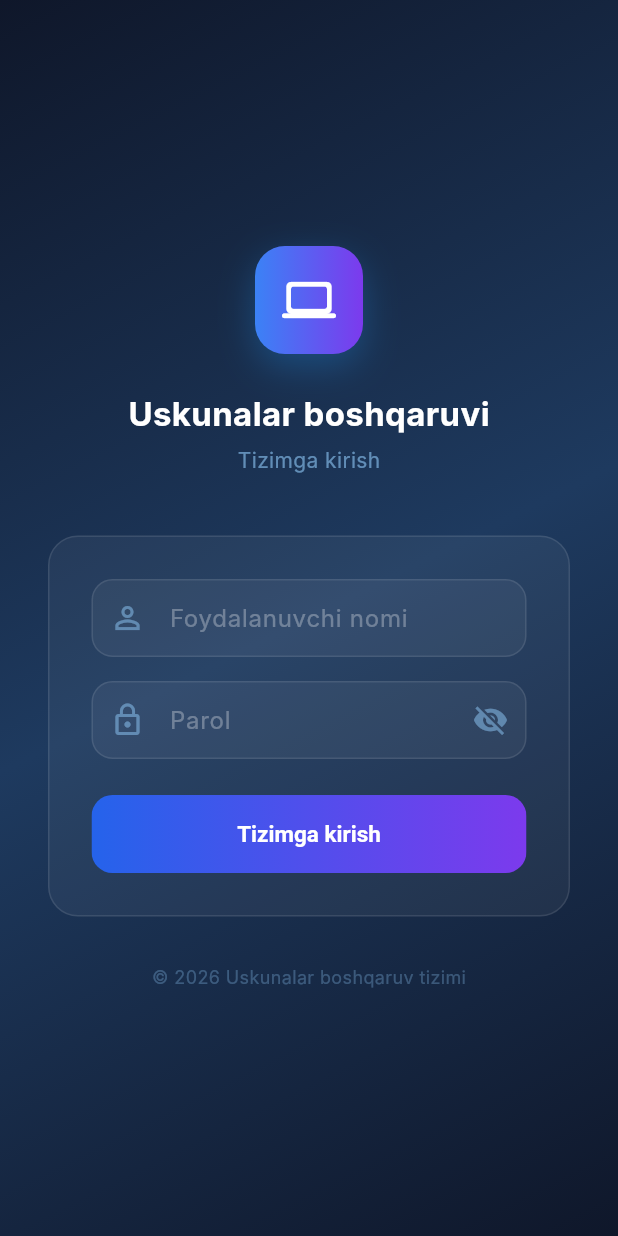
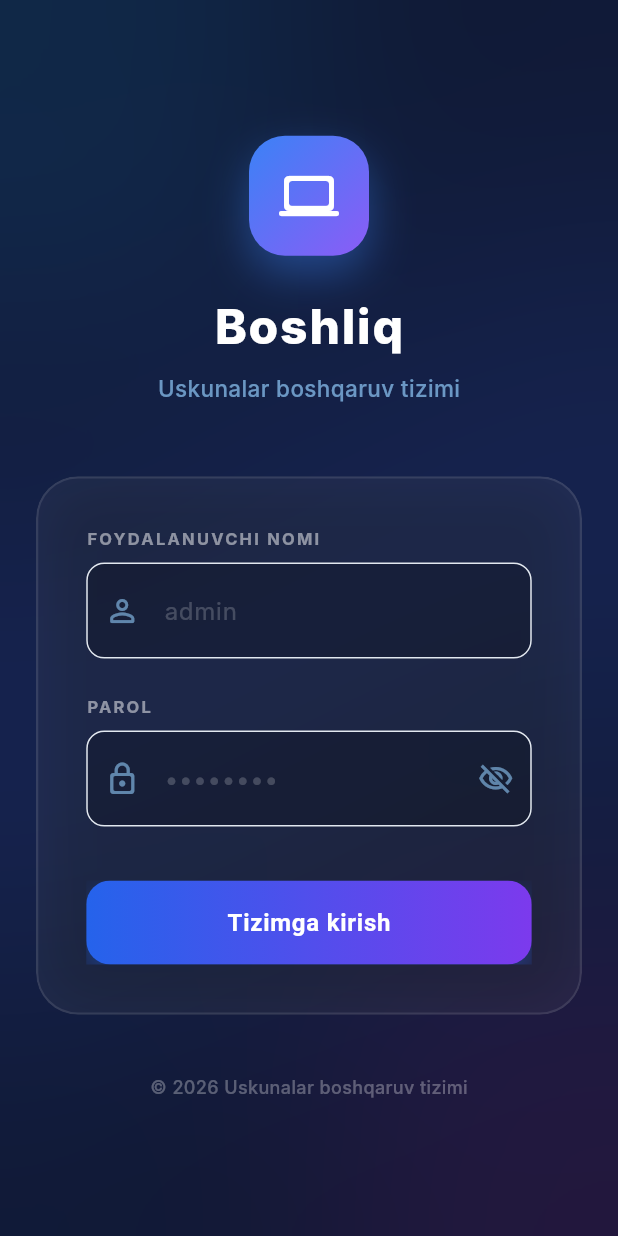
Before and after one commit to Jasurbek414/korxona, a Flutter app: the screen it shows after launch, on a phone screen of 412 x 824 dp. Run offline on Flutter 3.47's test engine with Material 3 defaults, Android fonts, the phone set to English and light mode, and no system bars; our stand-ins replace dio, flutter_riverpod, flutter_secure_storage; missing offline and left inert: mobile_scanner; Roboto replaces fonts that are missing (Inter).

Commit message:
Mobile: Redesigned login screen with premium glassmorphism and animations.

```diff
--- a/mobile/lib/screens/auth/login_screen.dart
+++ b/mobile/lib/screens/auth/login_screen.dart
@@ -1,3 +1,4 @@
+import 'dart:ui';
 import 'package:flutter/material.dart';
 import 'package:flutter_riverpod/flutter_riverpod.dart';
 import '../../core/theme.dart';
@@ -17,12 +18,16 @@ class _LoginScreenState extends ConsumerState<LoginScreen> with SingleTickerProv
   bool _loading = false;
   late AnimationController _animController;
   late Animation<double> _fadeAnim;
+  late Animation<Offset> _slideAnim;
 
   @override
   void initState() {
     super.initState();
-    _animController = AnimationController(vsync: this, duration: const Duration(milliseconds: 800));
-    _fadeAnim = CurvedAnimation(parent: _animController, curve: Curves.easeOut);
+    _animController = AnimationController(vsync: this, duration: const Duration(milliseconds: 1200));
+    _fadeAnim = CurvedAnimation(parent: _animController, curve: const Interval(0.0, 0.6, curve: Curves.easeOut));
+    _slideAnim = Tween<Offset>(begin: const Offset(0, 0.1), end: Offset.zero).animate(
+      CurvedAnimation(parent: _animController, curve: const Interval(0.0, 0.6, curve: Curves.easeOutCubic))
+    );
     _animController.forward();
   }
 
@@ -53,120 +58,188 @@ class _LoginScreenState extends ConsumerState<LoginScreen> with SingleTickerProv
 
   void _showSnack(String msg, {bool isError = false}) {
     ScaffoldMessenger.of(context).showSnackBar(SnackBar(
-      content: Text(msg),
+      content: Text(msg, style: const TextStyle(fontWeight: FontWeight.w600, color: Colors.white)),
       backgroundColor: isError ? AppTheme.danger : AppTheme.success,
+      behavior: SnackBarBehavior.floating,
+      shape: RoundedRectangleBorder(borderRadius: BorderRadius.circular(12)),
+      margin: const EdgeInsets.all(16),
     ));
   }
 
   @override
   Widget build(BuildContext context) {
     return Scaffold(
-      body: Container(
+      body: Stack(
+        children: [
+          // Background Gradient
+          Container(
             decoration: const BoxDecoration(
               gradient: LinearGradient(
                 begin: Alignment.topLeft,
                 end: Alignment.bottomRight,
-            colors: [Color(0xFF0F172A), Color(0xFF1E3A5F), Color(0xFF0F172A)],
+                colors: [Color(0xFF0B1120), Color(0xFF172554), Color(0xFF0B1120)],
               ),
             ),
-        child: SafeArea(
+          ),
+
+          // Glowing Orbs
+          Positioned(
+            top: -100,
+            left: -100,
+            child: Container(
+              width: 300,
+              height: 300,
+              decoration: BoxDecoration(
+                shape: BoxShape.circle,
+                color: Colors.blue.withOpacity(0.15),
+              ),
+            ),
+          ),
+          Positioned(
+            bottom: -50,
+            right: -50,
+            child: Container(
+              width: 250,
+              height: 250,
+              decoration: BoxDecoration(
+                shape: BoxShape.circle,
+                color: Colors.purple.withOpacity(0.15),
+              ),
+            ),
+          ),
+          // Blur effect for the orbs
+          Positioned.fill(
+            child: BackdropFilter(
+              filter: ImageFilter.blur(sigmaX: 80, sigmaY: 80),
+              child: const SizedBox(),
+            ),
+          ),
+
+          SafeArea(
             child: Center(
               child: SingleChildScrollView(
-              padding: const EdgeInsets.symmetric(horizontal: 32),
+                padding: const EdgeInsets.symmetric(horizontal: 24),
                 child: FadeTransition(
                   opacity: _fadeAnim,
+                  child: SlideTransition(
+                    position: _slideAnim,
                     child: Column(
                       mainAxisSize: MainAxisSize.min,
                       children: [
                         // Logo
                         Container(
-                      width: 72,
-                      height: 72,
+                          width: 80,
+                          height: 80,
                           decoration: BoxDecoration(
-                        gradient: const LinearGradient(colors: [Color(0xFF3B82F6), Color(0xFF7C3AED)]),
-                        borderRadius: BorderRadius.circular(20),
-                        boxShadow: [BoxShadow(color: Colors.blue.withValues(alpha: 0.3), blurRadius: 20, offset: const Offset(0, 8))],
+                            gradient: const LinearGradient(
+                              begin: Alignment.topLeft,
+                              end: Alignment.bottomRight,
+                              colors: [Color(0xFF3B82F6), Color(0xFF8B5CF6)],
                             ),
-                      child: const Icon(Icons.computer_rounded, color: Colors.white, size: 36),
+                            borderRadius: BorderRadius.circular(24),
+                            boxShadow: [
+                              BoxShadow(color: const Color(0xFF3B82F6).withOpacity(0.4), blurRadius: 24, offset: const Offset(0, 12))
+                            ],
+                          ),
+                          child: const Icon(Icons.computer_rounded, color: Colors.white, size: 40),
                         ),
                         const SizedBox(height: 24),
-                    const Text('Uskunalar boshqaruvi', style: TextStyle(color: Colors.white, fontSize: 22, fontWeight: FontWeight.w700)),
-                    const SizedBox(height: 6),
-                    Text('Tizimga kirish', style: TextStyle(color: Colors.blue.shade200.withValues(alpha: 0.6), fontSize: 14)),
-                    const SizedBox(height: 40),
+                        const Text('Boshliq', style: TextStyle(color: Colors.white, fontSize: 32, fontWeight: FontWeight.w800, letterSpacing: 1.2)),
+                        const SizedBox(height: 8),
+                        Text('Uskunalar boshqaruv tizimi', style: TextStyle(color: Colors.blue.shade200.withOpacity(0.7), fontSize: 15, fontWeight: FontWeight.w500)),
+                        const SizedBox(height: 48),
 
-                    // Form
-                    Container(
-                      padding: const EdgeInsets.all(28),
+                        // Form Glass Card
+                        ClipRRect(
+                          borderRadius: BorderRadius.circular(28),
+                          child: BackdropFilter(
+                            filter: ImageFilter.blur(sigmaX: 20, sigmaY: 20),
+                            child: Container(
+                              padding: const EdgeInsets.all(32),
                               decoration: BoxDecoration(
-                        color: Colors.white.withValues(alpha: 0.05),
-                        borderRadius: BorderRadius.circular(20),
-                        border: Border.all(color: Colors.white.withValues(alpha: 0.1)),
+                                color: Colors.white.withOpacity(0.05),
+                                borderRadius: BorderRadius.circular(28),
+                                border: Border.all(color: Colors.white.withOpacity(0.1), width: 1.5),
+                                boxShadow: [
+                                  BoxShadow(color: Colors.black.withOpacity(0.2), blurRadius: 30, spreadRadius: -5)
+                                ],
                               ),
                               child: Column(
+                                crossAxisAlignment: CrossAxisAlignment.start,
                                 children: [
                                   // Username
+                                  Text('FOYDALANUVCHI NOMI', style: TextStyle(color: Colors.white.withOpacity(0.5), fontSize: 11, fontWeight: FontWeight.w700, letterSpacing: 1.5)),
+                                  const SizedBox(height: 8),
                                   TextField(
                                     controller: _usernameController,
-                            style: const TextStyle(color: Colors.white),
+                                    style: const TextStyle(color: Colors.white, fontSize: 16),
                                     decoration: InputDecoration(
-                              prefixIcon: Icon(Icons.person_outline, color: Colors.blue.shade200.withValues(alpha: 0.5)),
-                              hintText: 'Foydalanuvchi nomi',
-                              hintStyle: TextStyle(color: Colors.white.withValues(alpha: 0.3)),
+                                      prefixIcon: Icon(Icons.person_outline_rounded, color: Colors.blue.shade200.withOpacity(0.6)),
+                                      hintText: 'admin',
+                                      hintStyle: TextStyle(color: Colors.white.withOpacity(0.2)),
                                       filled: true,
-                              fillColor: Colors.white.withValues(alpha: 0.05),
-                              border: OutlineInputBorder(borderRadius: BorderRadius.circular(14), borderSide: BorderSide(color: Colors.white.withValues(alpha: 0.1))),
-                              enabledBorder: OutlineInputBorder(borderRadius: BorderRadius.circular(14), borderSide: BorderSide(color: Colors.white.withValues(alpha: 0.1))),
-                              focusedBorder: OutlineInputBorder(borderRadius: BorderRadius.circular(14), borderSide: BorderSide(color: Colors.blue.shade400.withValues(alpha: 0.5), width: 2)),
+                                      fillColor: Colors.black.withOpacity(0.2),
+                                      border: OutlineInputBorder(borderRadius: BorderRadius.circular(16), borderSide: BorderSide.none),
+                                      focusedBorder: OutlineInputBorder(borderRadius: BorderRadius.circular(16), borderSide: const BorderSide(color: Color(0xFF3B82F6), width: 2)),
+                                      contentPadding: const EdgeInsets.symmetric(vertical: 20),
                                     ),
                                     textInputAction: TextInputAction.next,
                                   ),
-                          const SizedBox(height: 16),
+                                  const SizedBox(height: 24),
 
                                   // Password
+                                  Text('PAROL', style: TextStyle(color: Colors.white.withOpacity(0.5), fontSize: 11, fontWeight: FontWeight.w700, letterSpacing: 1.5)),
+                                  const SizedBox(height: 8),
                                   TextField(
                                     controller: _passwordController,
                                     obscureText: _obscure,
-                            style: const TextStyle(color: Colors.white),
+                                    style: const TextStyle(color: Colors.white, fontSize: 16),
                                     decoration: InputDecoration(
-                              prefixIcon: Icon(Icons.lock_outline, color: Colors.blue.shade200.withValues(alpha: 0.5)),
+                                      prefixIcon: Icon(Icons.lock_outline_rounded, color: Colors.blue.shade200.withOpacity(0.6)),
                                       suffixIcon: IconButton(
-                                icon: Icon(_obscure ? Icons.visibility_off : Icons.visibility, color: Colors.blue.shade200.withValues(alpha: 0.5)),
+                                        icon: Icon(_obscure ? Icons.visibility_off_outlined : Icons.visibility_outlined, color: Colors.blue.shade200.withOpacity(0.6)),
                                         onPressed: () => setState(() => _obscure = !_obscure),
                                       ),
-                              hintText: 'Parol',
-                              hintStyle: TextStyle(color: Colors.white.withValues(alpha: 0.3)),
+                                      hintText: '••••••••',
+                                      hintStyle: TextStyle(color: Colors.white.withOpacity(0.2)),
                                       filled: true,
-                              fillColor: Colors.white.withValues(alpha: 0.05),
-                              border: OutlineInputBorder(borderRadius: BorderRadius.circular(14), borderSide: BorderSide(color: Colors.white.withValues(alpha: 0.1))),
-                              enabledBorder: OutlineInputBorder(borderRadius: BorderRadius.circular(14), borderSide: BorderSide(color: Colors.white.withValues(alpha: 0.1))),
-                              focusedBorder: OutlineInputBorder(borderRadius: BorderRadius.circular(14), borderSide: BorderSide(color: Colors.blue.shade400.withValues(alpha: 0.5), width: 2)),
+                                      fillColor: Colors.black.withOpacity(0.2),
+                                      border: OutlineInputBorder(borderRadius: BorderRadius.circular(16), borderSide: BorderSide.none),
+                                      focusedBorder: OutlineInputBorder(borderRadius: BorderRadius.circular(16), borderSide: const BorderSide(color: Color(0xFF3B82F6), width: 2)),
+                                      contentPadding: const EdgeInsets.symmetric(vertical: 20),
                                     ),
                                     onSubmitted: (_) => _login(),
                                   ),
-                          const SizedBox(height: 24),
+                                  const SizedBox(height: 36),
 
                                   // Button
                                   SizedBox(
                                     width: double.infinity,
-                            height: 52,
+                                    height: 56,
                                     child: ElevatedButton(
                                       onPressed: _loading ? null : _login,
                                       style: ElevatedButton.styleFrom(
                                         backgroundColor: Colors.transparent,
                                         shadowColor: Colors.transparent,
-                                shape: RoundedRectangleBorder(borderRadius: BorderRadius.circular(14)),
+                                        shape: RoundedRectangleBorder(borderRadius: BorderRadius.circular(16)),
                                         padding: EdgeInsets.zero,
                                       ),
                                       child: Ink(
                                         decoration: BoxDecoration(
-                                  gradient: const LinearGradient(colors: [Color(0xFF2563EB), Color(0xFF7C3AED)]),
-                                  borderRadius: BorderRadius.circular(14),
+                                          gradient: const LinearGradient(
+                                            colors: [Color(0xFF2563EB), Color(0xFF7C3AED)],
+                                            begin: Alignment.centerLeft,
+                                            end: Alignment.centerRight,
+                                          ),
+                                          borderRadius: BorderRadius.circular(16),
+                                          boxShadow: [
+                                            BoxShadow(color: const Color(0xFF2563EB).withOpacity(0.4), blurRadius: 16, offset: const Offset(0, 8))
+                                          ],
                                         ),
                                         child: Center(
                                           child: _loading
-                                      ? const SizedBox(width: 22, height: 22, child: CircularProgressIndicator(strokeWidth: 2.5, color: Colors.white))
-                                      : const Text('Tizimga kirish', style: TextStyle(color: Colors.white, fontSize: 15, fontWeight: FontWeight.w600)),
+                                              ? const SizedBox(width: 24, height: 24, child: CircularProgressIndicator(strokeWidth: 2.5, color: Colors.white))
+                                              : const Text('Tizimga kirish', style: TextStyle(color: Colors.white, fontSize: 16, fontWeight: FontWeight.w700, letterSpacing: 0.5)),
                                         ),
                                       ),
                                     ),
@@ -174,8 +247,10 @@ class _LoginScreenState extends ConsumerState<LoginScreen> with SingleTickerProv
                                 ],
                               ),
                             ),
-                    const SizedBox(height: 32),
-                    Text('© 2026 Uskunalar boshqaruv tizimi', style: TextStyle(color: Colors.blue.shade200.withValues(alpha: 0.3), fontSize: 12)),
+                          ),
+                        ),
+                        const SizedBox(height: 40),
+                        Text('© 2026 Uskunalar boshqaruv tizimi', style: TextStyle(color: Colors.white.withOpacity(0.3), fontSize: 12, fontWeight: FontWeight.w500)),
                       ],
                     ),
                   ),
@@ -183,6 +258,8 @@ class _LoginScreenState extends ConsumerState<LoginScreen> with SingleTickerProv
               ),
             ),
           ),
+        ],
+      ),
     );
   }
 }
```
Lines whose indentation alone changed are shown as unchanged.
